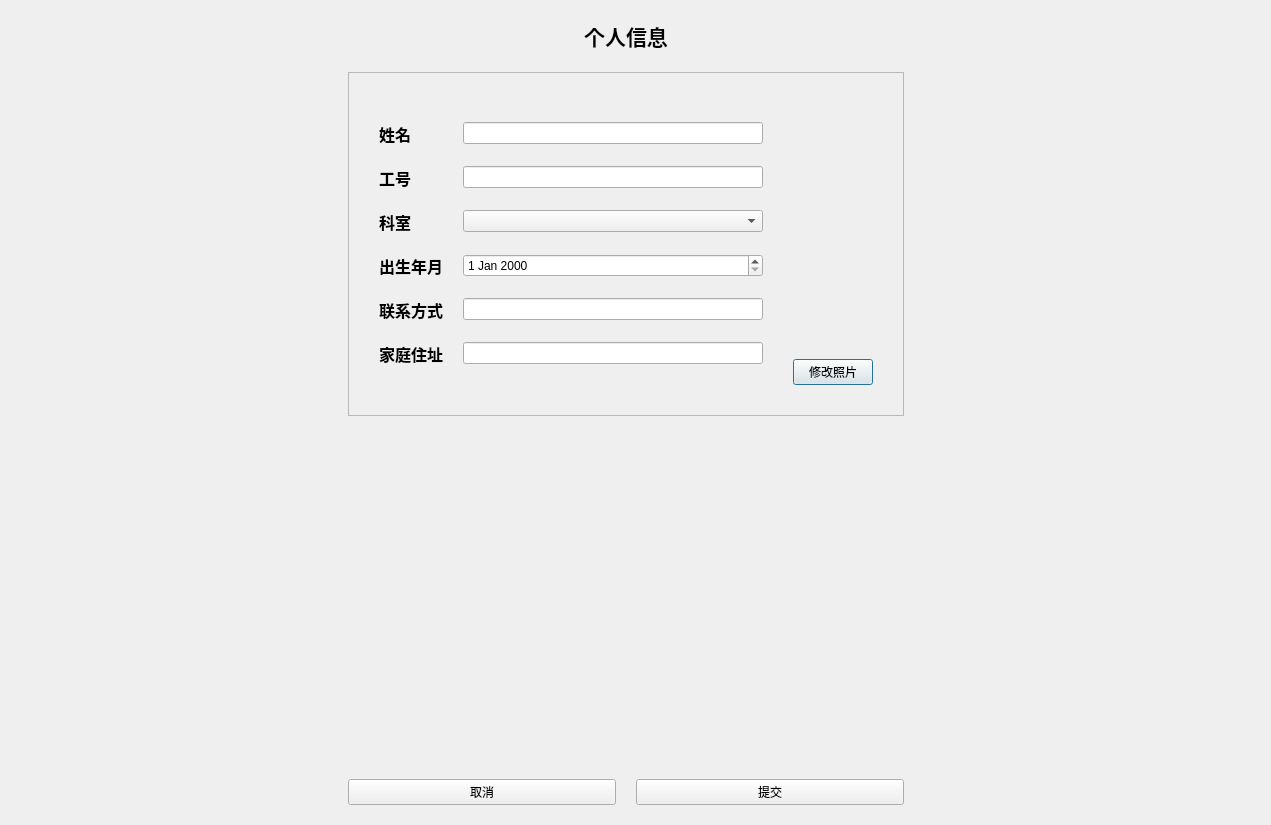
Before: the Qt Designer form client/doctor/editdoctorinfo.ui in laonuo2004/cpp-qt-medical-system, drawn with Qt 5.
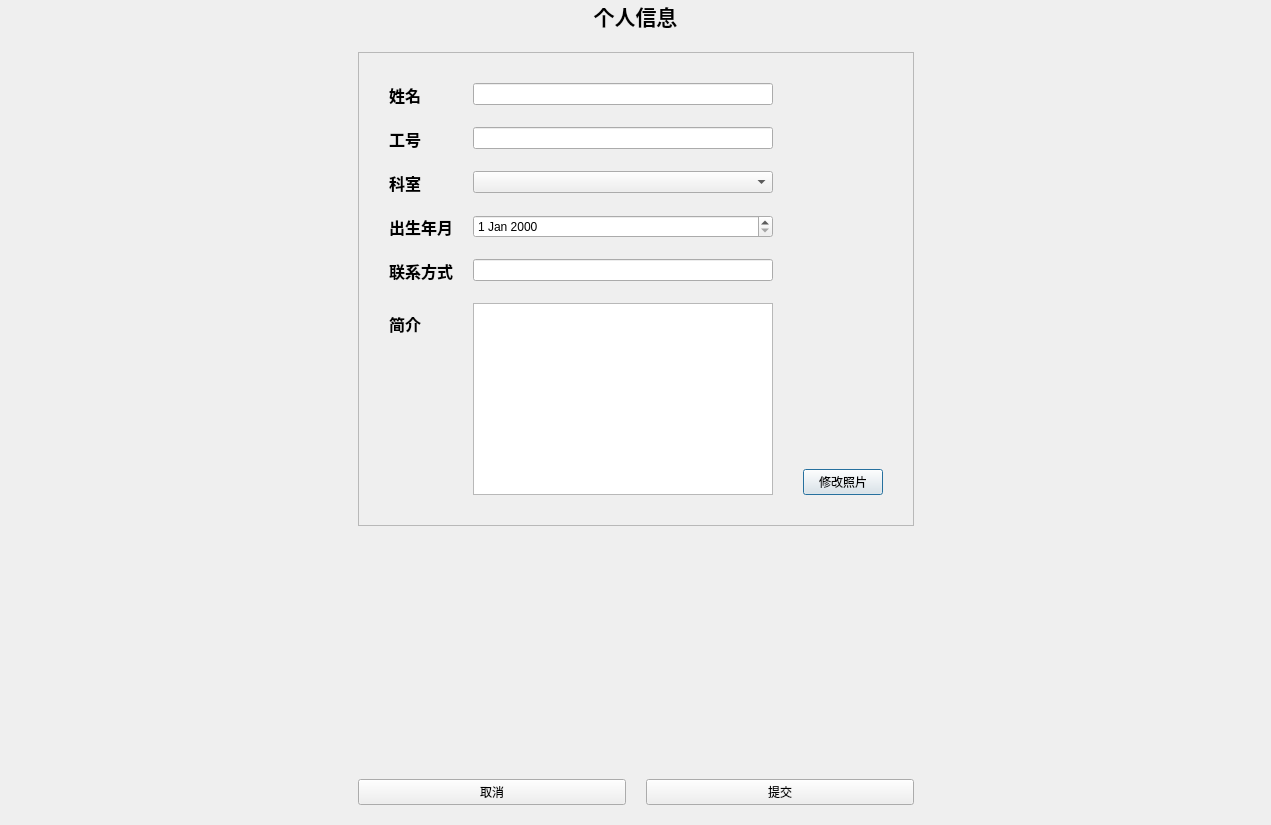
After: the same form once the commit is applied. Icons and pictures are not drawn.

Diff of the .ui file:
```diff
--- a/client/doctor/editdoctorinfo.ui
+++ b/client/doctor/editdoctorinfo.ui
@@ -13,12 +13,46 @@
   <property name="windowTitle">
    <string>修改个人信息</string>
   </property>
+  <layout class="QVBoxLayout" name="verticalLayout_3">
+   <property name="spacing">
+    <number>0</number>
+   </property>
+   <property name="leftMargin">
+    <number>0</number>
+   </property>
+   <property name="topMargin">
+    <number>0</number>
+   </property>
+   <property name="rightMargin">
+    <number>0</number>
+   </property>
+   <property name="bottomMargin">
+    <number>0</number>
+   </property>
+   <item>
+    <widget class="QLabel" name="fullHeaderLabel">
+     <property name="font">
+      <font>
+       <pointsize>16</pointsize>
+       <weight>75</weight>
+       <bold>true</bold>
+      </font>
+     </property>
+     <property name="text">
+      <string>个人信息</string>
+     </property>
+     <property name="alignment">
+      <set>Qt::AlignCenter</set>
+     </property>
+    </widget>
+   </item>
+   <item>
   <layout class="QHBoxLayout" name="horizontalLayout_2">
    <property name="spacing">
     <number>20</number>
    </property>
    <property name="leftMargin">
-    <number>0</number>
+      <number>20</number>
    </property>
    <property name="topMargin">
     <number>20</number>
@@ -36,31 +70,14 @@
      </property>
      <property name="sizeHint" stdset="0">
       <size>
-       <width>146</width>
-       <height>20</height>
+         <width>143</width>
+         <height>17</height>
       </size>
      </property>
     </spacer>
    </item>
    <item>
     <layout class="QVBoxLayout" name="verticalLayout">
-     <item>
-      <widget class="QLabel" name="HeaderLabel">
-       <property name="font">
-        <font>
-         <pointsize>16</pointsize>
-         <weight>75</weight>
-         <bold>true</bold>
-        </font>
-       </property>
-       <property name="text">
-        <string>个人信息</string>
-       </property>
-       <property name="alignment">
-        <set>Qt::AlignCenter</set>
-       </property>
-      </widget>
-     </item>
      <item>
       <widget class="QFrame" name="CardFrame">
        <property name="frameShape">
@@ -207,12 +224,12 @@
              </font>
             </property>
             <property name="text">
-             <string>家庭住址</string>
+               <string>简介</string>
             </property>
            </widget>
           </item>
           <item row="5" column="1">
-           <widget class="QLineEdit" name="addressInput"/>
+             <widget class="QTextEdit" name="descriptionInput"/>
           </item>
          </layout>
         </item>
@@ -308,11 +325,13 @@
      </property>
      <property name="sizeHint" stdset="0">
       <size>
-       <width>146</width>
-       <height>20</height>
+         <width>143</width>
+         <height>17</height>
       </size>
      </property>
     </spacer>
+     </item>
+    </layout>
    </item>
   </layout>
  </widget>
```
Left out of the diff: 2 changed lines with no effect on the pictures. Lines whose indentation alone changed are shown as unchanged.
